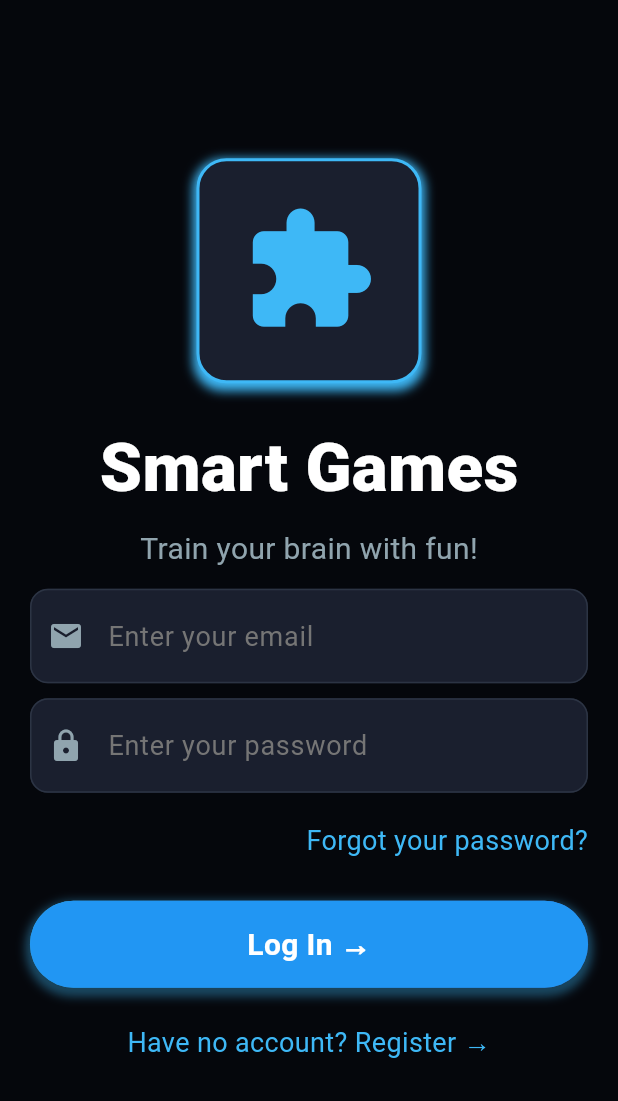
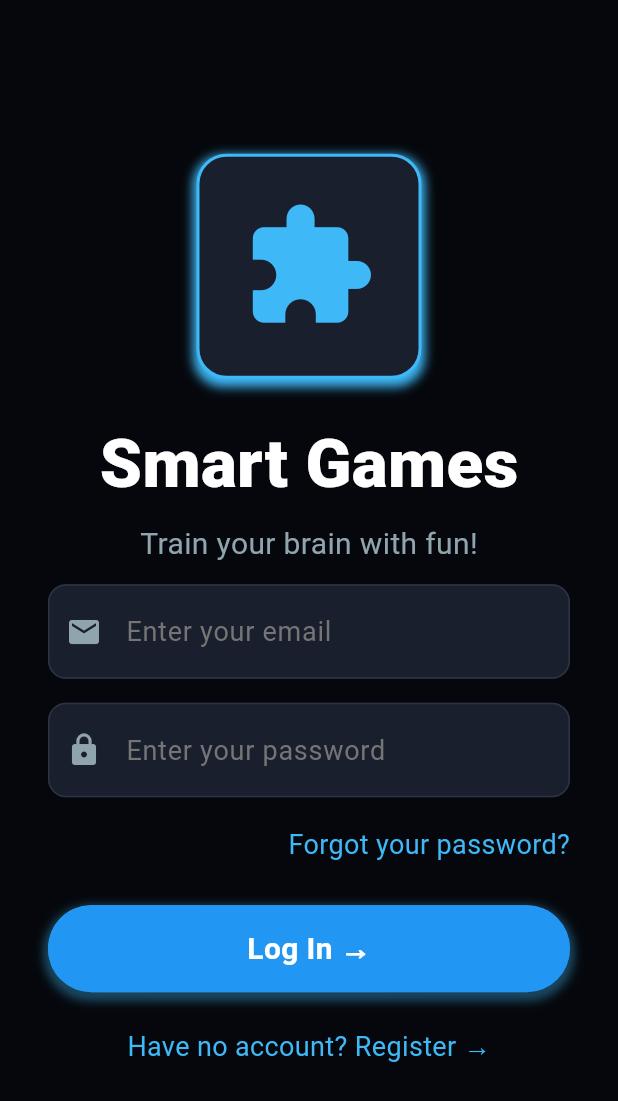
Before and after one commit to ANICEBREAKER/visual_memory, a Flutter app: the LoginScreen screen opened by its route, on a phone screen of 412 x 824 dp. Shown: the top 1101 px of the screen. Run offline on Flutter 3.47's test engine with Material 3 defaults, Android fonts, the phone set to English and light mode, and no system bars; drawn by our look-alikes of modal_progress_hud_nsn; our stand-ins replace animated_text_kit, connectivity_plus, device_preview, go_router, shared_preferences, step_progress_indicator and 1 more; accounts and stored records are empty; Roboto replaces fonts that are missing (GoogleSans).

Commit message:
- UI padding changes - More icon sizes

```diff
--- a/lib/screens/common/login_screen.dart
+++ b/lib/screens/common/login_screen.dart
@@ -28,7 +28,7 @@ class _LoginScreenState extends State<LoginScreen> {
       body: ModalProgressHUD(
         inAsyncCall: isLoading,
         child: Padding(
-          padding: const EdgeInsets.all(20.0),
+          padding: ResponsiveConfig.padding(context, size: PaddingSize.xl),
           child: Column(
             mainAxisAlignment: MainAxisAlignment.center,
             crossAxisAlignment: CrossAxisAlignment.center,
@@ -103,7 +103,7 @@ class _LoginScreenState extends State<LoginScreen> {
                 style: TextStyle(
                     color: AppColors.textPrimaryDark, fontSize: 18.0),
               ),
-              SizedBox(height: 10.0),
+              SizedBox(height: ResponsiveConfig.spacing(context, size: SpacingSize.m)),
               // Password field: larger input, lock icon, filled background
               TextField(
                 obscureText: true,
--- a/lib/theme/responsive_config.dart
+++ b/lib/theme/responsive_config.dart
@@ -169,7 +169,7 @@ extension RadiusSizeX on RadiusSize {
 
 /// Icon size steps; base icon is ~16dp at IconSize.s
 /// m ~ 24dp, l ~ 32dp, xl ~ 40dp (before device scaling)
-enum IconSize { s, m, l, xl }
+enum IconSize { s, m, l, xl, xxl }
 
 extension IconSizeX on IconSize {
   double get multiplier {
@@ -182,6 +182,8 @@ extension IconSizeX on IconSize {
         return 2.0; // ~32
       case IconSize.xl:
         return 2.5; // ~40
+      case IconSize.xxl:
+        return 5.0;
     }
   }
 }
```
Also changed, not shown: lib/screens/common/menu_screen.dart (+22 -17 lines).
